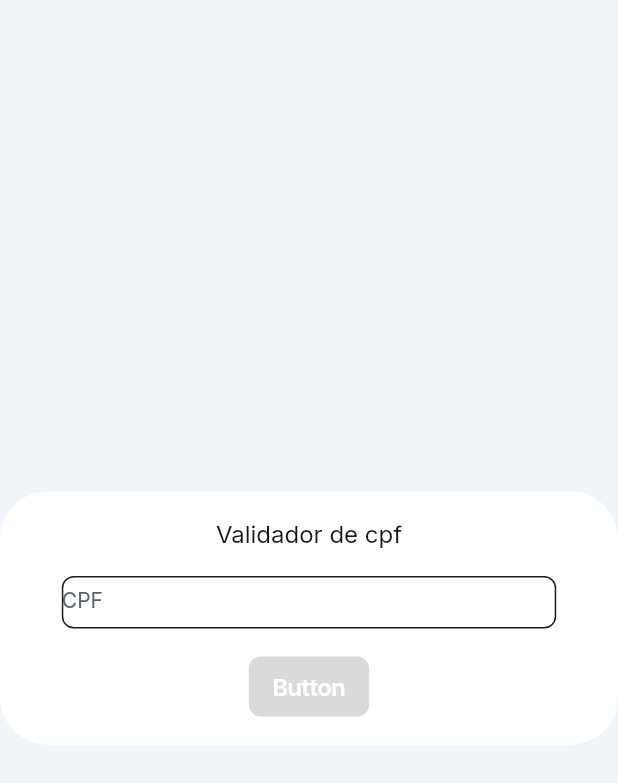
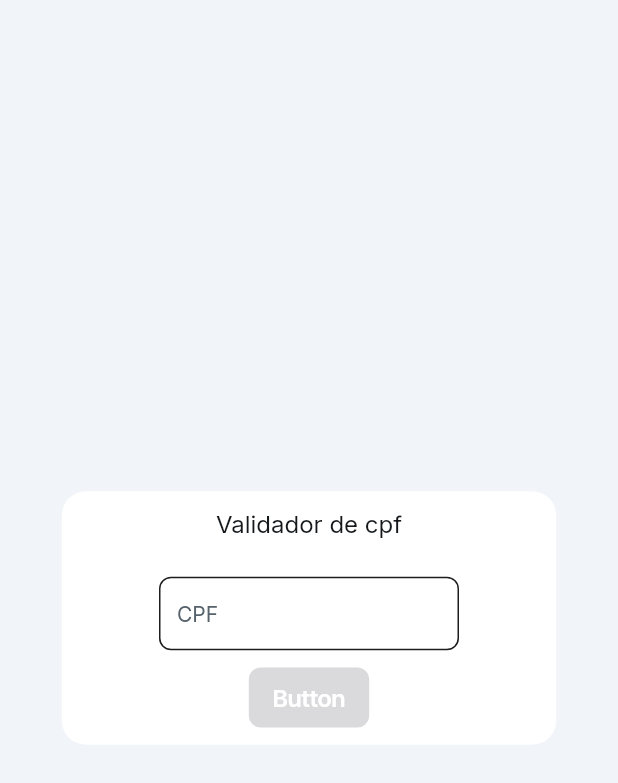
Before and after one commit to joaogmarcos-hub/validadorCPF, a Flutter app: the screen it shows after launch, on a phone screen of 412 x 824 dp. Shown: the top 783 px of the screen. Run offline on Flutter 3.47's test engine with Material 3 defaults, Android fonts, the phone set to English and light mode, and no system bars; drawn by our look-alikes of auto_size_text; our stand-ins replace font_awesome_flutter, from_css_color, go_router, google_fonts, page_transition, shared_preferences and 1 more; missing offline and left inert: json_path.

Commit message:
Updating to latest FlutterFlow output.

```diff
--- a/lib/pages/home_page/home_page_widget.dart
+++ b/lib/pages/home_page/home_page_widget.dart
@@ -50,23 +50,28 @@ class _HomePageWidgetState extends State<HomePageWidget> {
         backgroundColor: FlutterFlowTheme.of(context).primaryBackground,
         body: SafeArea(
           top: true,
+          child: Align(
+            alignment: AlignmentDirectional(0.0, 0.0),
             child: Column(
               mainAxisSize: MainAxisSize.max,
               mainAxisAlignment: MainAxisAlignment.center,
               crossAxisAlignment: CrossAxisAlignment.center,
               children: [
                 Container(
-                width: double.infinity,
-                height: 168.92,
+                  width: MediaQuery.sizeOf(context).width * 0.8,
+                  height: 168.9,
                   decoration: BoxDecoration(
                     color: FlutterFlowTheme.of(context).secondaryBackground,
                     borderRadius: BorderRadius.only(
-                    topLeft: Radius.circular(32.0),
-                    topRight: Radius.circular(32.0),
-                    bottomLeft: Radius.circular(32.0),
-                    bottomRight: Radius.circular(32.0),
+                      topLeft: Radius.circular(16.0),
+                      topRight: Radius.circular(16.0),
+                      bottomLeft: Radius.circular(16.0),
+                      bottomRight: Radius.circular(16.0),
                     ),
                   ),
+                  alignment: AlignmentDirectional(0.0, 0.0),
+                  child: Align(
+                    alignment: AlignmentDirectional(0.0, 0.0),
                     child: Column(
                       mainAxisSize: MainAxisSize.max,
                       mainAxisAlignment: MainAxisAlignment.spaceEvenly,
@@ -74,7 +79,8 @@ class _HomePageWidgetState extends State<HomePageWidget> {
                         Text(
                           'Validador de cpf',
                           textAlign: TextAlign.center,
-                      style: FlutterFlowTheme.of(context).bodyMedium.override(
+                          style:
+                              FlutterFlowTheme.of(context).bodyMedium.override(
                                     font: GoogleFonts.inter(
                                       fontWeight: FlutterFlowTheme.of(context)
                                           .bodyMedium
@@ -93,8 +99,11 @@ class _HomePageWidgetState extends State<HomePageWidget> {
                                         .fontStyle,
                                   ),
                         ),
-                    Container(
-                      width: MediaQuery.sizeOf(context).width * 0.8,
+                        Padding(
+                          padding: EdgeInsetsDirectional.fromSTEB(
+                              0.0, 15.0, 0.0, 0.0),
+                          child: Container(
+                            width: 200.0,
                             child: TextFormField(
                               controller: _model.textFieldCpfTextController,
                               focusNode: _model.textFieldCpfFocusNode,
@@ -103,9 +112,9 @@ class _HomePageWidgetState extends State<HomePageWidget> {
                               obscureText: false,
                               decoration: InputDecoration(
                                 isDense: true,
-                          labelText: 'CPF',
-                          labelStyle:
-                              FlutterFlowTheme.of(context).labelMedium.override(
+                                labelStyle: FlutterFlowTheme.of(context)
+                                    .labelMedium
+                                    .override(
                                       font: GoogleFonts.inter(
                                         fontWeight: FlutterFlowTheme.of(context)
                                             .labelMedium
@@ -122,9 +131,10 @@ class _HomePageWidgetState extends State<HomePageWidget> {
                                           .labelMedium
                                           .fontStyle,
                                     ),
-                          alignLabelWithHint: false,
-                          hintStyle:
-                              FlutterFlowTheme.of(context).labelMedium.override(
+                                hintText: 'CPF',
+                                hintStyle: FlutterFlowTheme.of(context)
+                                    .labelMedium
+                                    .override(
                                       font: GoogleFonts.inter(
                                         fontWeight: FlutterFlowTheme.of(context)
                                             .labelMedium
@@ -170,12 +180,12 @@ class _HomePageWidgetState extends State<HomePageWidget> {
                                   borderRadius: BorderRadius.circular(8.0),
                                 ),
                                 filled: true,
-                          fillColor:
-                              FlutterFlowTheme.of(context).secondaryBackground,
-                          contentPadding: EdgeInsetsDirectional.fromSTEB(
-                              0.0, 20.0, 0.0, 0.0),
+                                fillColor: FlutterFlowTheme.of(context)
+                                    .secondaryBackground,
                               ),
-                        style: FlutterFlowTheme.of(context).bodyMedium.override(
+                              style: FlutterFlowTheme.of(context)
+                                  .bodyMedium
+                                  .override(
                                     font: GoogleFonts.inter(
                                       fontWeight: FlutterFlowTheme.of(context)
                                           .bodyMedium
@@ -192,10 +202,13 @@ class _HomePageWidgetState extends State<HomePageWidget> {
                                         .bodyMedium
                                         .fontStyle,
                                   ),
-                        cursorColor: FlutterFlowTheme.of(context).primaryText,
+                              cursorColor:
+                                  FlutterFlowTheme.of(context).primaryText,
                               enableInteractiveSelection: true,
-                        validator: _model.textFieldCpfTextControllerValidator
+                              validator: _model
+                                  .textFieldCpfTextControllerValidator
                                   .asValidator(context),
+                            ),
                           ),
                         ),
                         FFButtonWidget(
@@ -244,11 +257,12 @@ class _HomePageWidgetState extends State<HomePageWidget> {
                             height: 40.0,
                             padding: EdgeInsetsDirectional.fromSTEB(
                                 16.0, 0.0, 16.0, 0.0),
-                        iconPadding:
-                            EdgeInsetsDirectional.fromSTEB(0.0, 0.0, 0.0, 0.0),
+                            iconPadding: EdgeInsetsDirectional.fromSTEB(
+                                0.0, 0.0, 0.0, 0.0),
                             color: Color(0x2607010D),
-                        textStyle:
-                            FlutterFlowTheme.of(context).titleSmall.override(
+                            textStyle: FlutterFlowTheme.of(context)
+                                .titleSmall
+                                .override(
                                   font: GoogleFonts.interTight(
                                     fontWeight: FlutterFlowTheme.of(context)
                                         .titleSmall
@@ -273,7 +287,9 @@ class _HomePageWidgetState extends State<HomePageWidget> {
                       ],
                     ),
                   ),
+                ),
               ],
+            ),
           ),
         ),
       ),
```
Lines whose indentation alone changed are shown as unchanged.
